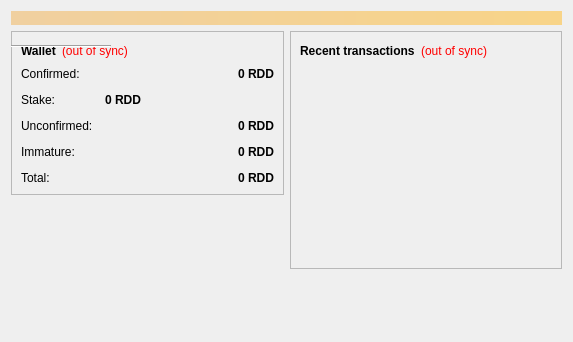
The window that src/qt/forms/overviewpage.ui (zarGonnn/reddcoin) describes before a commit, drawn with Qt 5.
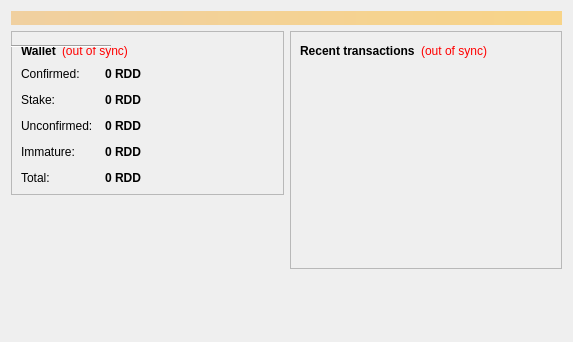
The same window after the commit. Icons and pictures are not drawn.

Commit message: GUI: Fix design in overview page

Patch:
```diff
--- a/src/qt/forms/overviewpage.ui
+++ b/src/qt/forms/overviewpage.ui
@@ -90,6 +90,8 @@
            </layout>
           </item>
           <item>
+          <layout class="QHBoxLayout" name="horizontalLayout_3">
+           <item>
            <layout class="QFormLayout" name="formLayout_2">
             <property name="fieldGrowthPolicy">
              <enum>QFormLayout::AllNonFixedFieldsGrow</enum>
@@ -260,6 +262,21 @@
                <enum>Qt::Horizontal</enum>
               </property>
              </widget>
+            </item>
+           </layout>
+          </item>
+            <item>
+             <spacer name="horizontalSpacer_3">
+              <property name="orientation">
+               <enum>Qt::Horizontal</enum>
+              </property>
+              <property name="sizeHint" stdset="0">
+               <size>
+                <width>40</width>
+                <height>20</height>
+               </size>
+              </property>
+             </spacer>
             </item>
            </layout>
           </item>
```
